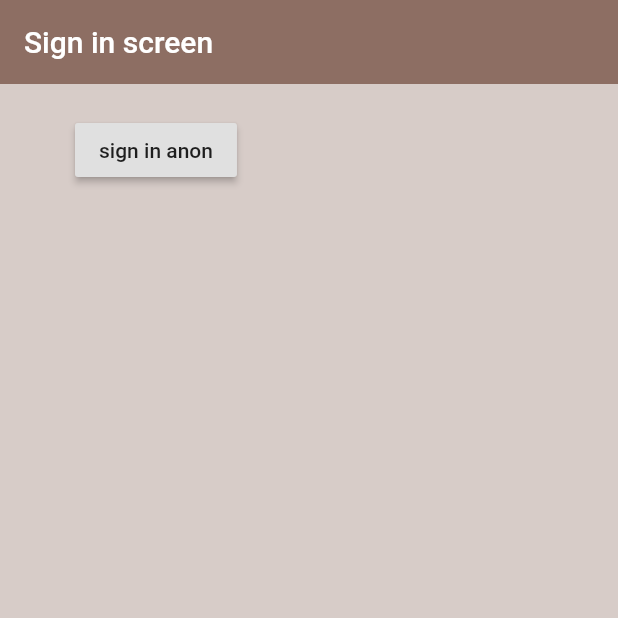
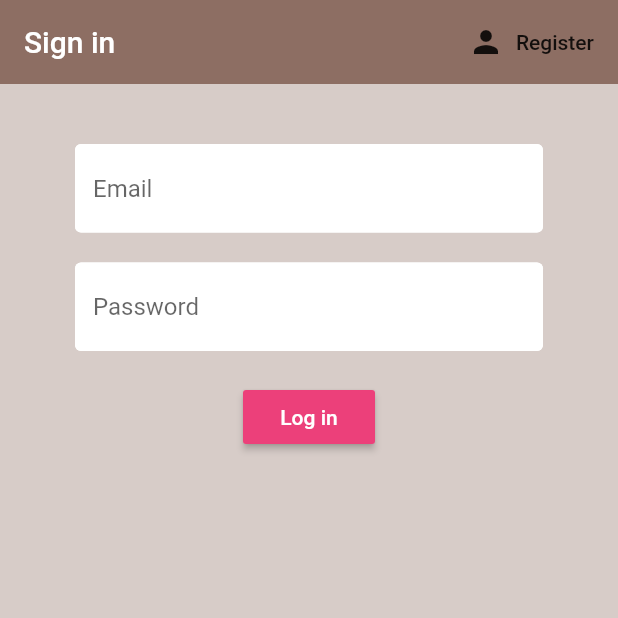
Before and after one commit to caitlinstanton/ivyhacks, a Flutter app: the screen it shows after launch, on a phone screen of 412 x 824 dp, the top half of it. Run offline on Flutter 3.47's test engine with Material 2 defaults, Android fonts, the phone set to English and light mode, and no system bars; our stand-ins replace cloud_firestore, firebase_auth, firebase_core, flutter_spinkit; accounts and stored records are empty.

Commit message:
Add register and login functionality

```diff
--- /dev/null
+++ b/lib/components/text_input.dart
@@ -0,0 +1,12 @@
+import 'package:flutter/material.dart';
+
+const textInputDecoration = InputDecoration(
+  fillColor: Colors.white,
+  filled: true,
+  enabledBorder: OutlineInputBorder(
+    borderSide: BorderSide(
+      color: Colors.white,
+      width: 2.0,
+    ),
+  ),
+);
--- a/lib/main.dart
+++ b/lib/main.dart
@@ -1,4 +1,3 @@
-import 'package:firebase_auth/firebase_auth.dart';
 import 'package:firebase_core/firebase_core.dart';
 import 'package:flutter/material.dart';
 import 'package:ivyhack/models/user_model.dart';
--- /dev/null
+++ b/lib/screens/auth_screens/auth_screen.dart
@@ -0,0 +1,24 @@
+import 'package:flutter/material.dart';
+import 'package:ivyhack/screens/auth_screens/login_screen.dart';
+import 'package:ivyhack/screens/auth_screens/register_screen.dart';
+
+class AuthScreen extends StatefulWidget {
+  @override
+  _AuthScreenState createState() => _AuthScreenState();
+}
+
+class _AuthScreenState extends State<AuthScreen> {
+  bool showLoginScreen = true;
+  void toggleView(){
+    setState(() => showLoginScreen = !showLoginScreen);
+  }
+
+  @override
+  Widget build(BuildContext context) {
+    if (showLoginScreen) {
+      return LoginScreen(toggleView:  toggleView);
+    } else {
+      return RegisterScreen(toggleView:  toggleView);
+    }
+  }
+}
--- /dev/null
+++ b/lib/screens/auth_screens/login_screen.dart
@@ -0,0 +1,104 @@
+import 'package:flutter/material.dart';
+import 'package:ivyhack/components/loading.dart';
+import 'package:ivyhack/components/text_input.dart';
+import 'package:ivyhack/services/auth_service.dart';
+
+class LoginScreen extends StatefulWidget {
+  final Function toggleView;
+  LoginScreen({this.toggleView});
+
+  @override
+  _LoginScreenState createState() => _LoginScreenState();
+}
+
+class _LoginScreenState extends State<LoginScreen> {
+  // TODO: Temprorary layout. Will be changed.
+  final AuthService _authService = AuthService();
+  final _formKey = GlobalKey<FormState>();
+  String email = '';
+  String password = '';
+  String error = '';
+  bool is_loading = false;
+
+  @override
+  Widget build(BuildContext context) {
+    return is_loading
+        ? Loading()
+        : Scaffold(
+            backgroundColor: Colors.brown[100],
+            appBar: AppBar(
+              backgroundColor: Colors.brown[400],
+              elevation: 0.0,
+              title: Text('Sign in'),
+              actions: <Widget>[
+                FlatButton.icon(
+                  icon: Icon(Icons.person),
+                  label: Text('Register'),
+                  onPressed: () => widget.toggleView(),
+                ),
+              ],
+            ),
+            body: Container(
+              padding: EdgeInsets.symmetric(vertical: 20.0, horizontal: 50.0),
+              child: Form(
+                key: _formKey,
+                child: Column(
+                  children: <Widget>[
+                    SizedBox(height: 20.0),
+                    TextFormField(
+                      decoration:
+                          textInputDecoration.copyWith(hintText: "Email"),
+                      validator: (val) => val.isEmpty ? "Enter an email" : null,
+                      onChanged: (val) {
+                        setState(() => email = val);
+                      },
+                    ),
+                    SizedBox(height: 20.0),
+                    TextFormField(
+                      decoration:
+                          textInputDecoration.copyWith(hintText: "Password"),
+                      obscureText: true,
+                      validator: (val) => val.length < 6
+                          ? "Enter a password (at least 6 characters)"
+                          : null,
+                      onChanged: (val) {
+                        setState(() => password = val);
+                      },
+                    ),
+                    SizedBox(height: 20.0),
+                    RaisedButton(
+                        color: Colors.pink[400],
+                        child: Text(
+                          'Log in',
+                          style: TextStyle(color: Colors.white),
+                        ),
+                        onPressed: () async {
+                          // First validate using our rules
+                          if (_formKey.currentState.validate()) {
+                            setState(() => is_loading = true);
+                            dynamic result =
+                                await _authService.login(email, password);
+                            // Then validate from Firebase's side
+                            if (result == null) {
+                              setState(() {
+                                error = 'Email and/or Password not found.';
+                                is_loading = false;
+                              });
+                            }
+                          }
+                        }),
+                    SizedBox(height: 10.0),
+                    Text(
+                      error,
+                      style: TextStyle(
+                        color: Colors.red,
+                        fontSize: 12.0,
+                      ),
+                    )
+                  ],
+                ),
+              ),
+            ),
+          );
+  }
+}
--- a/lib/screens/auth_wrapper.dart
+++ b/lib/screens/auth_wrapper.dart
@@ -1,8 +1,7 @@
-import 'package:firebase_core/firebase_core.dart';
 import 'package:flutter/material.dart';
 import 'package:ivyhack/models/user_model.dart';
+import 'package:ivyhack/screens/auth_screens/auth_screen.dart';
 import 'package:ivyhack/screens/home_screen/home_screen.dart';
-import 'package:ivyhack/screens/login_screen/login_screen.dart';
 import 'package:provider/provider.dart';
 
 class AuthWrapper extends StatelessWidget {
@@ -13,7 +12,7 @@ class AuthWrapper extends StatelessWidget {
 
     // Either home or login screen
     if (appUser == null){
-      return LoginScreen();
+      return AuthScreen();
     }else{
       return HomeScreen();
     }
--- a/lib/screens/login_screen/login_screen.dart
+++ /dev/null
@@ -1,38 +0,0 @@
-import 'package:flutter/material.dart';
-import 'package:ivyhack/services/auth_service.dart';
-
-class LoginScreen extends StatefulWidget {
-  @override
-  _LoginScreenState createState() => _LoginScreenState();
-}
-
-class _LoginScreenState extends State<LoginScreen> {
-  // TODO: Temprorary layout. Will be changed.
-  final AuthService _authService = AuthService();
-  @override
-  Widget build(BuildContext context) {
-    return Scaffold(
-      backgroundColor: Colors.brown[100],
-      appBar: AppBar(
-        backgroundColor: Colors.brown[400],
-        elevation: 0.0,
-        title: Text('Sign in screen'),
-      ),
-      body: Container(
-        padding: EdgeInsets.symmetric(vertical: 20.0, horizontal: 50.0),
-        child: RaisedButton(
-          child: Text('sign in anon'),
-          onPressed: () async {
-            dynamic result = await _authService.loginAnon();
-            if (result == null) {
-              print('error signing in');
-            } else {
-              print('signed in');
-              print(result);
-            }
-          },
-        ),
-      ),
-    );
-  }
-}
--- a/lib/services/auth_service.dart
+++ b/lib/services/auth_service.dart
@@ -4,11 +4,33 @@ import 'package:ivyhack/models/user_model.dart';
 class AuthService {
   final FirebaseAuth _authInstance = FirebaseAuth.instance;
 
-  Future loginAnon() async {
+  AppUser _getAppUserFromFirebaseUser(User firebaseUser) =>
+      firebaseUser == null ? null : AppUser(uid: firebaseUser.uid);
+
+  Future register(String email, String password) async {
     try {
-      UserCredential result = await _authInstance.signInAnonymously();
+      UserCredential result =
+          await _authInstance.createUserWithEmailAndPassword(
+        email: email,
+        password: password,
+      );
       return _getAppUserFromFirebaseUser(result.user);
     } catch (e) {
+      print("Error caught");
+      print(e.toString());
+      return null;
+    }
+  }
+
+  Future login(String email, String password) async {
+    try {
+      UserCredential result = await _authInstance.signInWithEmailAndPassword(
+        email: email,
+        password: password,
+      );
+      return _getAppUserFromFirebaseUser(result.user);
+    } catch (e) {
+      print("Error caught");
       print(e.toString());
       return null;
     }
@@ -23,9 +45,6 @@ class AuthService {
     }
   }
 
-  AppUser _getAppUserFromFirebaseUser(User firebaseUser) =>
-      firebaseUser == null ? null : AppUser(uid: firebaseUser.uid);
-
   // Gets stream of User objects from Firebase (either null or User)
   // then converts that stream in AppUser objects
   Stream<AppUser> get appUser =>
```
Also changed, not shown: lib/components/loading.dart (added, +17 -0 lines), lib/screens/auth_screens/register_screen.dart (added, +105 -0 lines).
